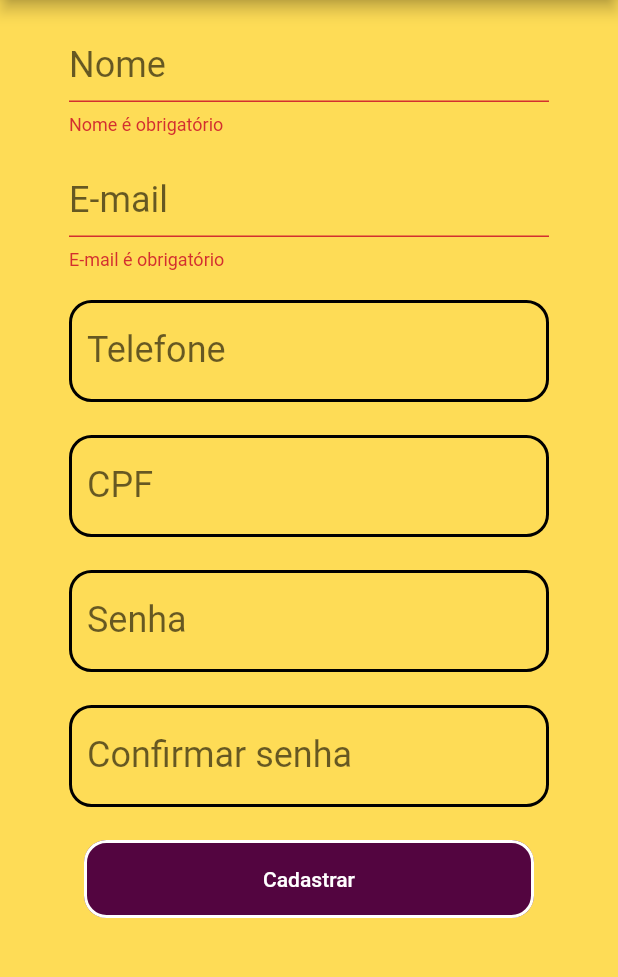
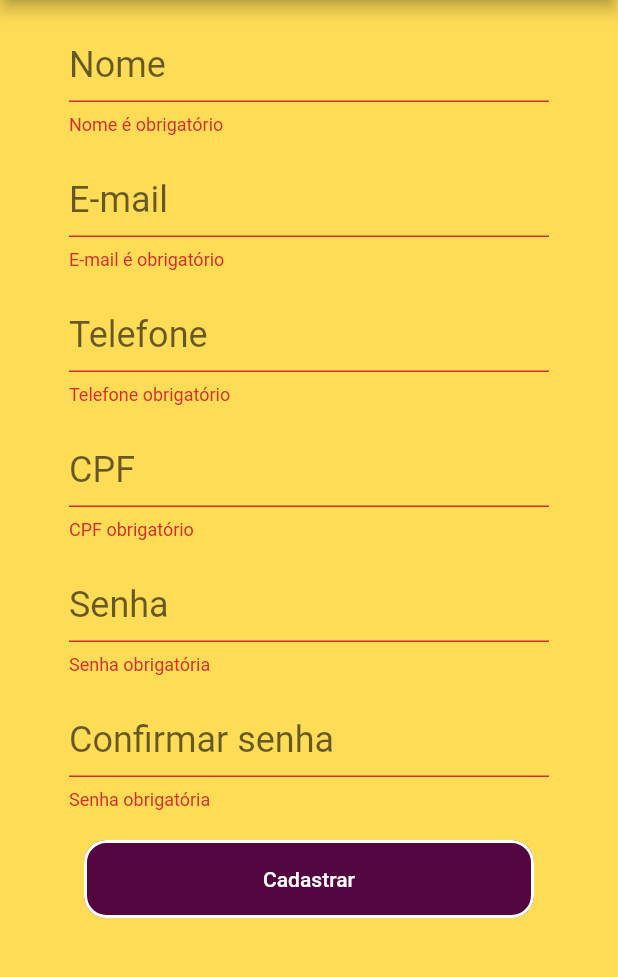
Before and after one commit to GuiPiovezan/aplicativo-point-summer-foods, a Flutter app: the CustomerRegistration screen opened directly, after a tap on "Cadastrar", on a phone screen of 412 x 824 dp, the part 84-1061 px from its top. Run offline on Flutter 3.47's test engine with Material 2 defaults, Android fonts, the phone set to English and light mode, and no system bars; our stand-ins replace brasil_fields, cloud_firestore, firebase_auth, firebase_core; accounts and stored records are empty.

```diff
--- a/lib/View/CustomerRegistration/customer-registration.dart
+++ b/lib/View/CustomerRegistration/customer-registration.dart
@@ -19,6 +19,8 @@ class CustomerRegistration extends StatelessWidget {
   String senha = '';
   String cpf = '';
   String confirmarSenha = '';
+
+  TextEditingController senhaController = TextEditingController();
 
   void save(BuildContext context) async {
     if (formKey.currentState!.validate()) {
@@ -72,6 +74,7 @@ class CustomerRegistration extends StatelessWidget {
             CustomTextField(
               onSaved: (value) => telefone = value!,
               descricaoCampo: 'Telefone',
+              validator: (value) => UserValidator.validarTelefone(value!),
               inputFormatters: [
                 FilteringTextInputFormatter.digitsOnly,
                 TelefoneInputFormatter(),
@@ -80,6 +83,7 @@ class CustomerRegistration extends StatelessWidget {
             CustomTextField(
               onSaved: (value) => cpf = value!,
               descricaoCampo: 'CPF',
+              validator: (value) => UserValidator.validarCPF(value!),
               inputFormatters: [
                 FilteringTextInputFormatter.digitsOnly,
                 CpfInputFormatter()
@@ -88,10 +92,14 @@ class CustomerRegistration extends StatelessWidget {
             CustomTextField(
               onSaved: (value) => senha = value!,
               descricaoCampo: 'Senha',
+              controlador: senhaController,
+              validator: (value) => UserValidator.validarSenha(value!),
             ),
             CustomTextField(
               onSaved: (value) => confirmarSenha = value!,
               descricaoCampo: 'Confirmar senha',
+              validator: (value) => UserValidator.validarConfirmarSenha(
+                  value!, senhaController.text),
             ),
             CustomTextButton(
               textoBotao: 'Cadastrar',
```
